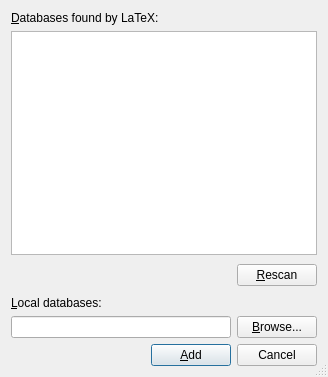
This is src/frontends/qt4/ui/BibtexAddUi.ui in cburschka/lyx as Qt 5 draws it before an edit. The edited form follows.
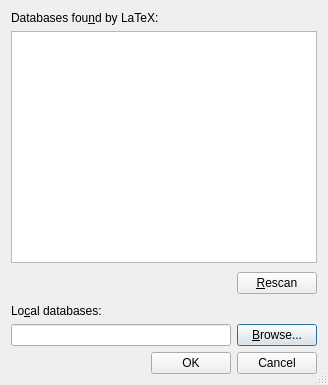
This is the edited form.

Commit message:
Start using QDialogButtonGroup rather than manual OK etc. buttons
This assures the OK/Apply/Cancel/Restore buttons use the layout/style
of the OS (button order, icons).

The goal is to move all dialogs to this for 2.4.

See #11003

What changed in the file:
```diff
--- a/src/frontends/qt4/ui/BibtexAddUi.ui
+++ b/src/frontends/qt4/ui/BibtexAddUi.ui
@@ -7,7 +7,7 @@
     <x>0</x>
     <y>0</y>
     <width>328</width>
-    <height>377</height>
+    <height>385</height>
    </rect>
   </property>
   <property name="sizePolicy">
@@ -28,7 +28,7 @@
      <item row="0" column="0" colspan="2">
       <widget class="QLabel" name="bibLA">
        <property name="text">
-        <string>&amp;Databases found by LaTeX:</string>
+        <string>Databases fou&amp;nd by LaTeX:</string>
        </property>
        <property name="buddy">
         <cstring>bibLW</cstring>
@@ -81,7 +81,7 @@
         <string>Here you can enter a local BibTeX database name or browse your directory.</string>
        </property>
        <property name="text">
-        <string>&amp;Local databases:</string>
+        <string>Lo&amp;cal databases:</string>
        </property>
        <property name="buddy">
         <cstring>bibED</cstring>
@@ -141,41 +141,9 @@
       <number>0</number>
      </property>
      <item>
-      <spacer>
-       <property name="orientation">
-        <enum>Qt::Horizontal</enum>
-       </property>
-       <property name="sizeType">
-        <enum>QSizePolicy::Expanding</enum>
-       </property>
-       <property name="sizeHint" stdset="0">
-        <size>
-         <width>20</width>
-         <height>20</height>
-        </size>
-       </property>
-      </spacer>
-     </item>
-     <item>
-      <widget class="QPushButton" name="addPB">
-       <property name="text">
-        <string>&amp;Add</string>
-       </property>
-       <property name="autoDefault">
-        <bool>false</bool>
-       </property>
-       <property name="default">
-        <bool>true</bool>
-       </property>
-      </widget>
-     </item>
-     <item>
-      <widget class="QPushButton" name="closePB">
-       <property name="text">
-        <string>Cancel</string>
-       </property>
-       <property name="autoDefault">
-        <bool>false</bool>
+      <widget class="QDialogButtonBox" name="buttonBox">
+       <property name="standardButtons">
+        <set>QDialogButtonBox::Cancel|QDialogButtonBox::Ok</set>
        </property>
       </widget>
      </item>
```
Left out of the diff: 2 changed lines with no effect on the pictures. The commit also changes 20 other files.
